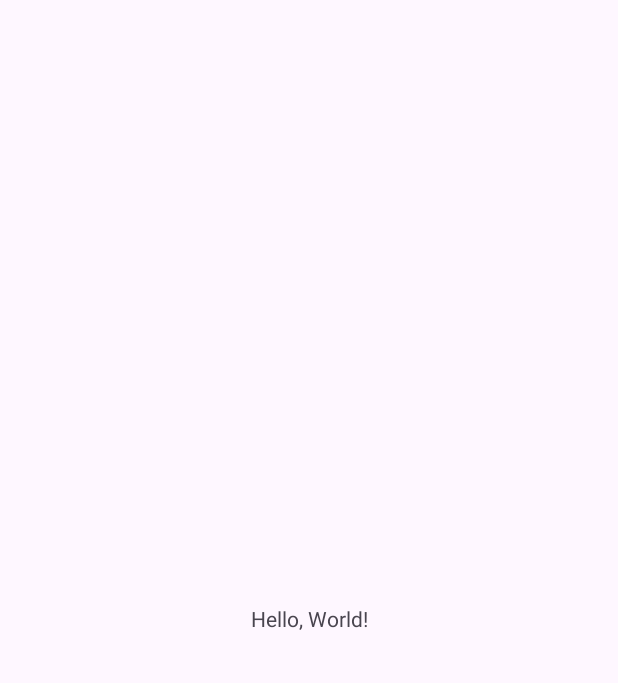
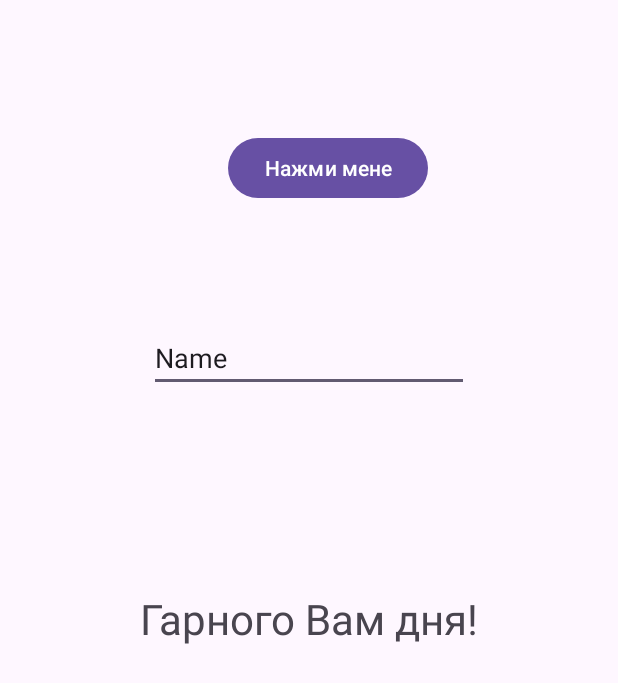
Before and after one commit to nazaruha/First_Android_Project, an Android app: the screen it shows after launch (MainActivity), on a phone screen of 412 x 824 dp. Before the commit the part shown is almost empty. Shown: the top 683 px of the screen. Run offline under Robolectric (Android 15) with nearby library versions, the phone set to English and light mode, and no system bars.

Commit message:
Begin Working Add button and EditText

```diff
--- a/app/src/main/java/com/example/lesson1begin/MainActivity.java
+++ b/app/src/main/java/com/example/lesson1begin/MainActivity.java
@@ -3,12 +3,22 @@ package com.example.lesson1begin;
 import androidx.appcompat.app.AppCompatActivity;
 
 import android.os.Bundle;
+import android.util.Log;
+import android.view.View;
+import android.widget.EditText;
 
 public class MainActivity extends AppCompatActivity {
+    private EditText txtInfo; // init property for some purpose
 
     @Override
     protected void onCreate(Bundle savedInstanceState) {
         super.onCreate(savedInstanceState);
         setContentView(R.layout.activity_main);
+        txtInfo = findViewById(R.id.txtInfo); // get object by id
+    }
+
+    public void OnClickHandler(View view) {
+        String text = txtInfo.getText().toString();
+        Log.d("my-tag", "-----Нажали кнопку-----" + text);
     }
 }
--- a/app/src/main/res/layout/activity_main.xml
+++ b/app/src/main/res/layout/activity_main.xml
@@ -6,10 +6,34 @@
     android:layout_height="match_parent"
     tools:context=".MainActivity">
 
+    <Button
+        android:id="@+id/button"
+        android:layout_width="wrap_content"
+        android:layout_height="wrap_content"
+        android:layout_marginStart="152dp"
+        android:layout_marginTop="88dp"
+        android:onClick="OnClickHandler"
+        android:text="Нажми мене"
+        app:layout_constraintStart_toStartOf="parent"
+        app:layout_constraintTop_toTopOf="parent" />
+
+    <EditText
+        android:id="@+id/txtInfo"
+        android:layout_width="wrap_content"
+        android:layout_height="wrap_content"
+        android:layout_marginTop="80dp"
+        android:ems="10"
+        android:inputType="text"
+        android:text="Name"
+        app:layout_constraintEnd_toEndOf="parent"
+        app:layout_constraintStart_toStartOf="parent"
+        app:layout_constraintTop_toBottomOf="@+id/button" />
+
     <TextView
         android:layout_width="wrap_content"
         android:layout_height="wrap_content"
-        android:text="Hello, World!"
+        android:text="Гарного Вам дня!"
+        android:textSize="28dp"
         app:layout_constraintBottom_toBottomOf="parent"
         app:layout_constraintEnd_toEndOf="parent"
         app:layout_constraintStart_toStartOf="parent"
```
